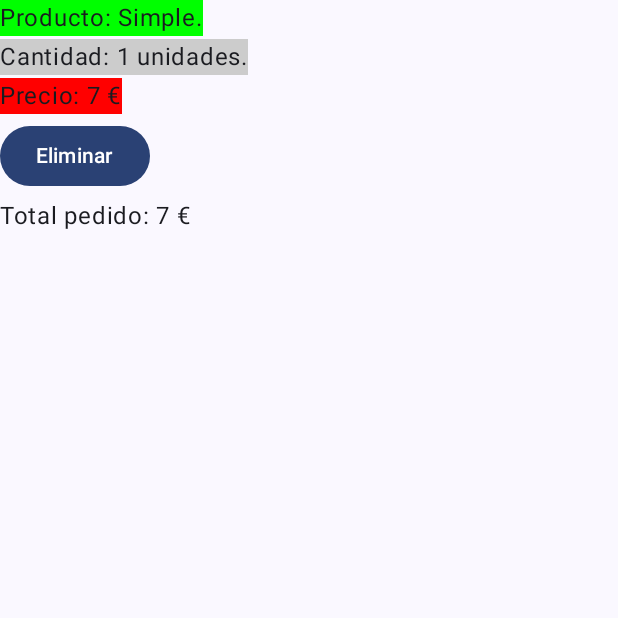
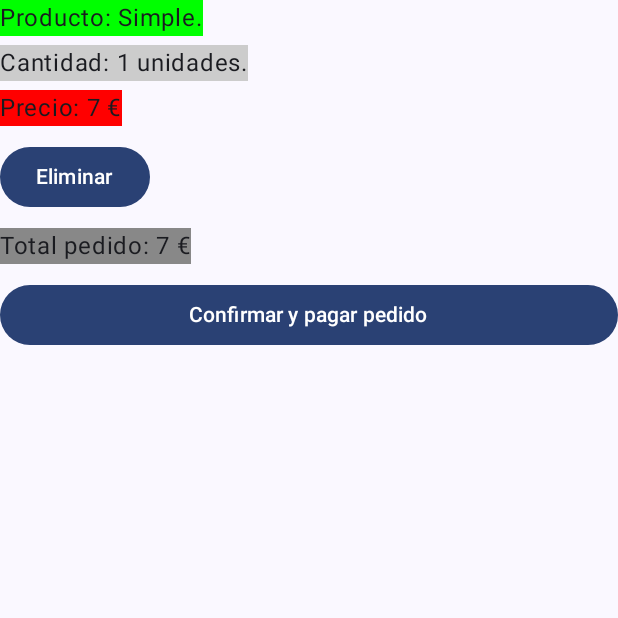
Before and after one commit to Rivero88/Hamburguerseriaapp, an Android app built with Jetpack Compose: the screen it shows after launch (MainActivity), after a tap on "Pedido actual", on a phone screen of 412 x 824 dp, the top half of it. Run offline under Robolectric (Android 15) with nearby library versions, the phone set to English and light mode, and no system bars.

Commit message:
Actualización-3 24/04/2024

```diff
--- a/app/src/main/java/com/example/hamburguerseriaapp/Data/HamburgueseriaUIState.kt
+++ b/app/src/main/java/com/example/hamburguerseriaapp/Data/HamburgueseriaUIState.kt
@@ -13,5 +13,6 @@ data class HamburgueseriaUIState(
                 Producto(R.drawable.hamburguesa_mini,"Mini", 2, 0, arrayListOf(Ingrediente("Mini-carne de ternera"), Ingrediente("queso"), Ingrediente("lechuga"), Ingrediente("tomate"), Ingrediente("pepinillo"), Ingrediente("ketchup"))),
                 Producto(R.drawable.hamburguesa_pescado,"Pescado", 9, 0, arrayListOf(Ingrediente("Filete pescado"), Ingrediente("lechuga"), Ingrediente("tomate"), Ingrediente("mayonesa")))
             ), 0
-        )
+        ),
+    var historicoPedidos: ArrayList<Pedido> = ArrayList()
 )
--- a/app/src/main/java/com/example/hamburguerseriaapp/MainActivity.kt
+++ b/app/src/main/java/com/example/hamburguerseriaapp/MainActivity.kt
@@ -17,7 +17,9 @@ import androidx.navigation.compose.NavHost
 import androidx.navigation.compose.composable
 import androidx.navigation.compose.rememberNavController
 import com.example.hamburguerseriaapp.Data.DataSource
+import com.example.hamburguerseriaapp.Data.DataSourcePedidos
 import com.example.hamburguerseriaapp.Data.HamburgueseriaViewModel
+import com.example.hamburguerseriaapp.Data.Pedido
 import com.example.hamburguerseriaapp.Data.Producto
 import com.example.hamburguerseriaapp.ui.PantallaInicial
 import com.example.hamburguerseriaapp.ui.PantallaPedidoActual
@@ -34,7 +36,7 @@ class MainActivity : ComponentActivity() {
                     modifier = Modifier.fillMaxSize(),
                     color = MaterialTheme.colorScheme.background
                 ) {
-                    Principal(productos = DataSource.productos)
+                    Principal(productos = DataSource.productos, pedidosHistorico = DataSourcePedidos.pedidos)
                 }
             }
         }
@@ -48,10 +50,11 @@ enum class PrincipalScreen(@StringRes val title: Int) {
 }
 
 @Composable
-fun Principal(navController: NavHostController = rememberNavController(), productos: ArrayList<Producto>) {
+fun Principal(navController: NavHostController = rememberNavController(), productos: ArrayList<Producto>,
+              pedidosHistorico: ArrayList<Pedido>) {
    val viewModelHamburgueseria: HamburgueseriaViewModel = viewModel()
    val uiState by viewModelHamburgueseria.uiState.collectAsState()
-
+    uiState.historicoPedidos = pedidosHistorico
     NavHost(
         navController = navController,
         startDestination = PrincipalScreen.PantallaPrincipal.name,
@@ -61,15 +64,20 @@ fun Principal(navController: NavHostController = rememberNavController(), produc
             PantallaInicial(
                 onClickCambiarPantallaPedidoActual = { navController.navigate(PrincipalScreen.PantallaPedidoActual.name) },
                 onClickCambiarPantallaPedidoHistorico = { navController.navigate(PrincipalScreen.PantallaHistoricoPedidos.name) },
-                productos=productos, viewModelHamburgueseria)
+                productos=productos, viewModel = viewModelHamburgueseria)
 
         }
         composable(route = PrincipalScreen.PantallaPedidoActual.name) {
             PantallaPedidoActual( onClickCambiarPantallaPedidoActual = { navController.navigate(PrincipalScreen.PantallaPrincipal.name) }, uiState = uiState,
+                onClickCambiarPantallaPedidoHistorico = { navController.navigate(PrincipalScreen.PantallaHistoricoPedidos.name) },
+                onClickCambiarPantallaPrincipal = { navController.navigate(PrincipalScreen.PantallaPrincipal.name) },
                 viewModel = viewModelHamburgueseria)
         }
         composable(route = PrincipalScreen.PantallaHistoricoPedidos.name) {
-            PantallaPedidosHistoricos { navController.navigate(PrincipalScreen.PantallaPrincipal.name) }
+            PantallaPedidosHistoricos (
+                onClickCambiarPantallaPedidoHistorico={ navController.navigate(PrincipalScreen.PantallaPrincipal.name) },
+                onClickCambiarPantallaPrincipal = { navController.navigate(PrincipalScreen.PantallaPrincipal.name) },
+                pedidosHistorico=uiState.historicoPedidos)
         }
     }
 }
--- a/app/src/main/java/com/example/hamburguerseriaapp/ui/PantallaInicial.kt
+++ b/app/src/main/java/com/example/hamburguerseriaapp/ui/PantallaInicial.kt
@@ -43,27 +43,24 @@ private fun MyDialog(onClose: () -> Unit, producto: Producto, mostrarDialogo:Boo
                 onClose.invoke()
             },
             title = { Text("Ingredientes",
-                fontSize = 12.sp,
+                textAlign = TextAlign.Center,
+                fontSize = 30.sp,
                 fontWeight = FontWeight.SemiBold)},
             text = { Text("${producto.toString()}",
-                textAlign = TextAlign.Center,
-                fontSize = 10.5.sp,
+                textAlign = TextAlign.Left,
+                fontSize = 20.sp,
                 fontWeight = FontWeight.SemiBold) },
             confirmButton = {
-                Button(
-                    onClick = {
-                        onClose.invoke()
-                    }, modifier = Modifier
+                Button(onClick = {onClose.invoke()},
+                    modifier = Modifier.fillMaxWidth(1f)
                 ) {
                     Text("Aceptar")
                 }
             },
             dismissButton = {
-                Button(
-                    onClick = {
-                        onClose.invoke()
-                    }
-                ) {
+                Button(onClick = {onClose.invoke()},
+                    modifier = Modifier.fillMaxWidth(1f)
+                    ) {
                     Text("Cancelar")
                 }
             }
@@ -80,16 +77,19 @@ fun PantallaInicial(onClickCambiarPantallaPedidoActual: () -> Unit, onClickCambi
             .height(50.dp)
             .fillMaxWidth()
             .padding(8.dp)
-            .background(Color.Yellow))
+            .background(Color.Yellow),
+            fontWeight = FontWeight.Bold)
         VentanaProductos(productos = productos, viewModel)
         Row (modifier = Modifier
             .fillMaxWidth()
             .padding(8.dp)){
-            Button(onClick = { onClickCambiarPantallaPedidoActual.invoke() }) {
+            Button(onClick = { onClickCambiarPantallaPedidoActual.invoke() },
+                Modifier.weight(0.5f)) {
                 Text(text = "Pedido actual")
             }
             Spacer(modifier = Modifier.width(10.dp))
-            Button(onClick = { onClickCambiarPantallaPedidoHistorico.invoke() }) {
+            Button(onClick = { onClickCambiarPantallaPedidoHistorico.invoke() },
+                Modifier.weight(0.5f)) {
                 Text(text = "Histórico pedidos")
             }
         }
@@ -111,20 +111,24 @@ private fun VentanaProductos(productos: ArrayList<Producto>, viewModel: Hamburgu
                     contentDescription = null,
                     contentScale = ContentScale.Crop,
                     modifier = Modifier
-                        .height(50.dp)
+                        .height(60.dp)
                         .width(250.dp))
                 Text(text = "Nombre: ${producto.nombre}", modifier = Modifier
                     .fillMaxWidth()
-                    .background(Color.Yellow))
+                    .background(Color.Yellow),
+                    fontWeight = FontWeight.SemiBold
+                )
                 Text(text = "Precio: ${producto.precio} €", modifier = Modifier
                     .fillMaxWidth()
-                    .background(Color.Cyan))
-                Column (){
-                    Button(onClick = { viewModel.anadirAPedido(producto) }) {
+                    .background(Color.Cyan),
+                    fontWeight = FontWeight.SemiBold)
+                Column (modifier = Modifier){
+                    Button(onClick = { viewModel.anadirAPedido(producto) },
+                        Modifier.fillMaxWidth()) {
                         Text(text ="Añadir a pedido")
                     }
-
-                    Button(onClick = { mostrarDialogo=true }) {
+                    Button(onClick = { mostrarDialogo=true },
+                        Modifier.fillMaxWidth()) {
                         Text(text ="Ver ingredientes")
                     }
                     MyDialog (onClose = {mostrarDialogo=false},producto = producto, mostrarDialogo = mostrarDialogo)
--- a/app/src/main/java/com/example/hamburguerseriaapp/ui/PantallaPedidoActual.kt
+++ b/app/src/main/java/com/example/hamburguerseriaapp/ui/PantallaPedidoActual.kt
@@ -3,14 +3,18 @@ package com.example.hamburguerseriaapp.ui
 import androidx.compose.foundation.background
 import androidx.compose.foundation.layout.Arrangement
 import androidx.compose.foundation.layout.Column
+import androidx.compose.foundation.layout.Row
 import androidx.compose.foundation.layout.Spacer
+import androidx.compose.foundation.layout.fillMaxWidth
 import androidx.compose.foundation.layout.height
+import androidx.compose.foundation.layout.width
 import androidx.compose.foundation.lazy.grid.GridCells
 import androidx.compose.foundation.lazy.grid.LazyVerticalGrid
 import androidx.compose.foundation.lazy.grid.items
 import androidx.compose.material3.Button
 import androidx.compose.material3.Text
 import androidx.compose.runtime.Composable
+import androidx.compose.ui.Alignment
 import androidx.compose.ui.Modifier
 import androidx.compose.ui.graphics.Color
 import androidx.compose.ui.unit.dp
@@ -18,8 +22,9 @@ import com.example.hamburguerseriaapp.Data.HamburgueseriaUIState
 import com.example.hamburguerseriaapp.Data.HamburgueseriaViewModel
 
 @Composable
-fun PantallaPedidoActual(onClickCambiarPantallaPedidoActual: () -> Unit,
-                         uiState:HamburgueseriaUIState, viewModel: HamburgueseriaViewModel) {
+fun PantallaPedidoActual(onClickCambiarPantallaPedidoActual: () -> Unit, onClickCambiarPantallaPedidoHistorico: () -> Unit,
+                         onClickCambiarPantallaPrincipal: () -> Unit, uiState:HamburgueseriaUIState,
+                         viewModel: HamburgueseriaViewModel) {
     Column () {
         LazyVerticalGrid(columns = GridCells.Fixed(1),
             verticalArrangement = Arrangement.Center,
@@ -27,30 +32,44 @@ fun PantallaPedidoActual(onClickCambiarPantallaPedidoActual: () -> Unit,
             modifier = Modifier){
             items(uiState.pedidoActual.productos){ producto->
                 if(producto.cantidad > 0) {
-                    Column() {
+                    Column(Modifier) {
                             Text(text = "Producto: ${producto.nombre}.",
-                                modifier = Modifier
-                                    .background(Color.Green))
-                            Spacer(modifier = Modifier.height(2.dp))
+                                Modifier.background(Color.Green))
+                            Spacer(modifier = Modifier.height(6.dp))
                             Text(text = "Cantidad: ${producto.cantidad} unidades.",
-                                modifier = Modifier
-                                    .background(Color.LightGray))
-                            Spacer(modifier = Modifier.height(2.dp))
+                                Modifier.background(Color.LightGray))
+                            Spacer(modifier = Modifier.height(6.dp))
                             Text(text = "Precio: ${producto.precio} €",
-                                modifier = Modifier
-                                    .background(Color.Red))
-                        Spacer(modifier = Modifier.height(4.dp))
+                                Modifier.background(Color.Red))
+                        Spacer(Modifier.height(10.dp))
                         Button(onClick = { viewModel.eliminarProductoDelPedido(producto) }) {
-                            Text(text = "Eliminar")
+                                Text(text = "Eliminar")
                         }
-                        Spacer(modifier = Modifier.height(4.dp))
-                        /**Button(onClick = { viewModel.anadirAPedido(producto) }) {
-                            Text(text = "Añadir")
-                        }*/
+                        Spacer(Modifier.height(10.dp))
                     }
                 }
             }
         }
-        Text(text = "Total pedido: ${uiState.pedidoActual.precioPedidoTotal} €")
+        Text(text = "Total pedido: ${uiState.pedidoActual.precioPedidoTotal} €",
+            modifier = Modifier.background(Color.Gray))
+        Spacer(Modifier.height(10.dp))
+        if(uiState.pedidoActual.precioPedidoTotal > 0){
+            Row (modifier = Modifier) {
+                Button(onClick = {
+                    viewModel.pagarYVaciarCarrito()
+                    onClickCambiarPantallaPedidoHistorico.invoke()
+                }, Modifier.fillMaxWidth()) {
+                    Text(text = "Confirmar y pagar pedido")
+                }
+                Spacer(Modifier.width(6.dp))
+                Button(onClick = { onClickCambiarPantallaPrincipal.invoke()
+                                 },
+                    Modifier.fillMaxWidth()) {
+                    Text(text = "Volver")
+                }
+            }
+
+        }
+
     }
 }
```
Also changed, not shown: app/src/main/java/com/example/hamburguerseriaapp/Data/HamburgueseriaViewModel.kt (+20 -0 lines), app/src/main/java/com/example/hamburguerseriaapp/ui/PantallaPedidosHistoricos.kt (+53 -3 lines).
